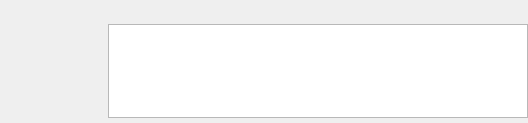
Holence/DTPySide, file src/DTPySide/DTFrame/Ui_DTMessageBox.ui: the form before one commit.
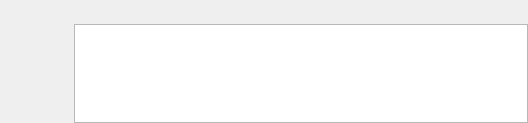
The form after the commit.

```diff
--- a/src/DTPySide/DTFrame/Ui_DTMessageBox.ui
+++ b/src/DTPySide/DTFrame/Ui_DTMessageBox.ui
@@ -18,7 +18,7 @@
     <number>10</number>
    </property>
    <property name="leftMargin">
-    <number>34</number>
+    <number>0</number>
    </property>
    <property name="topMargin">
     <number>10</number>
@@ -27,7 +27,7 @@
     <number>0</number>
    </property>
    <property name="bottomMargin">
-    <number>5</number>
+    <number>0</number>
    </property>
    <item>
     <layout class="QVBoxLayout" name="verticalLayout">
```
